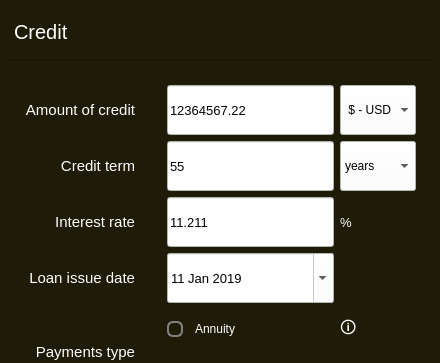
Old version of the form src/s21_smartcalc/s21_credit.ui in the repository kossadda/C7_s21_SmartCalc; both pictures show x 0 to 440 and y 0 to 363 of the 440 by 550 pixel window.
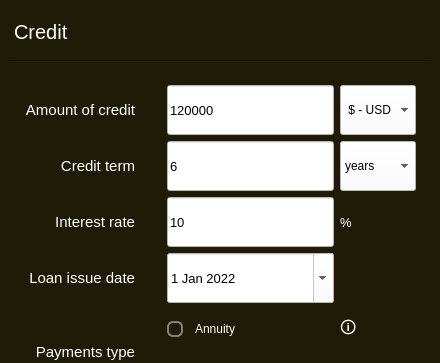
New version of the form. Icons and pictures are not drawn.

```diff
--- a/src/s21_smartcalc/s21_credit.ui
+++ b/src/s21_smartcalc/s21_credit.ui
@@ -188,7 +188,7 @@
 background-color: rgb(255, 255, 255);</string>
         </property>
         <property name="text">
-         <string>11.211</string>
+         <string>10</string>
         </property>
         <property name="placeholderText">
          <string>Enter interest rate</string>
@@ -277,7 +277,7 @@
 background-color: rgb(255, 255, 255);</string>
         </property>
         <property name="text">
-         <string>55</string>
+         <string>6</string>
         </property>
         <property name="placeholderText">
          <string>Enter the loan term</string>
@@ -610,7 +610,7 @@
 background-color: rgb(255, 255, 255);</string>
         </property>
         <property name="text">
-         <string>12364567.22</string>
+         <string>120000</string>
         </property>
         <property name="placeholderText">
          <string>Enter loan amount</string>
@@ -648,7 +648,7 @@
         </property>
         <property name="maximumDateTime">
          <datetime>
-          <hour>8</hour>
+          <hour>3</hour>
           <minute>59</minute>
           <second>59</second>
           <year>9999</year>
@@ -661,9 +661,9 @@
         </property>
         <property name="date">
          <date>
-          <year>2019</year>
+          <year>2022</year>
           <month>1</month>
-          <day>11</day>
+          <day>1</day>
          </date>
         </property>
        </widget>
```
